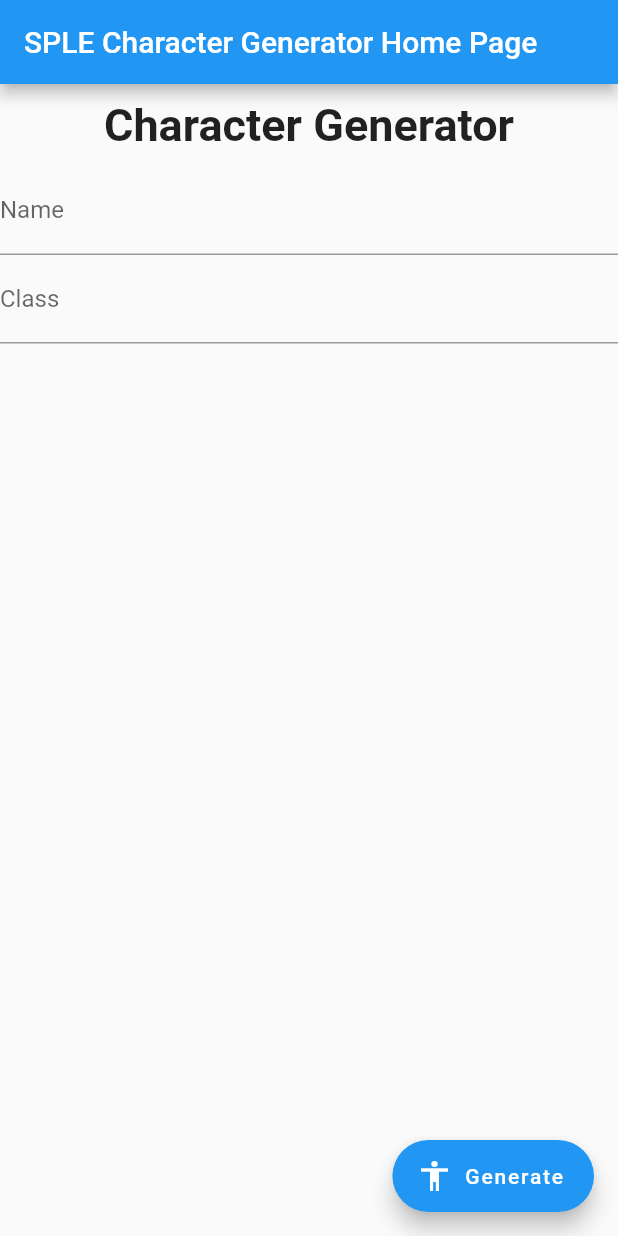
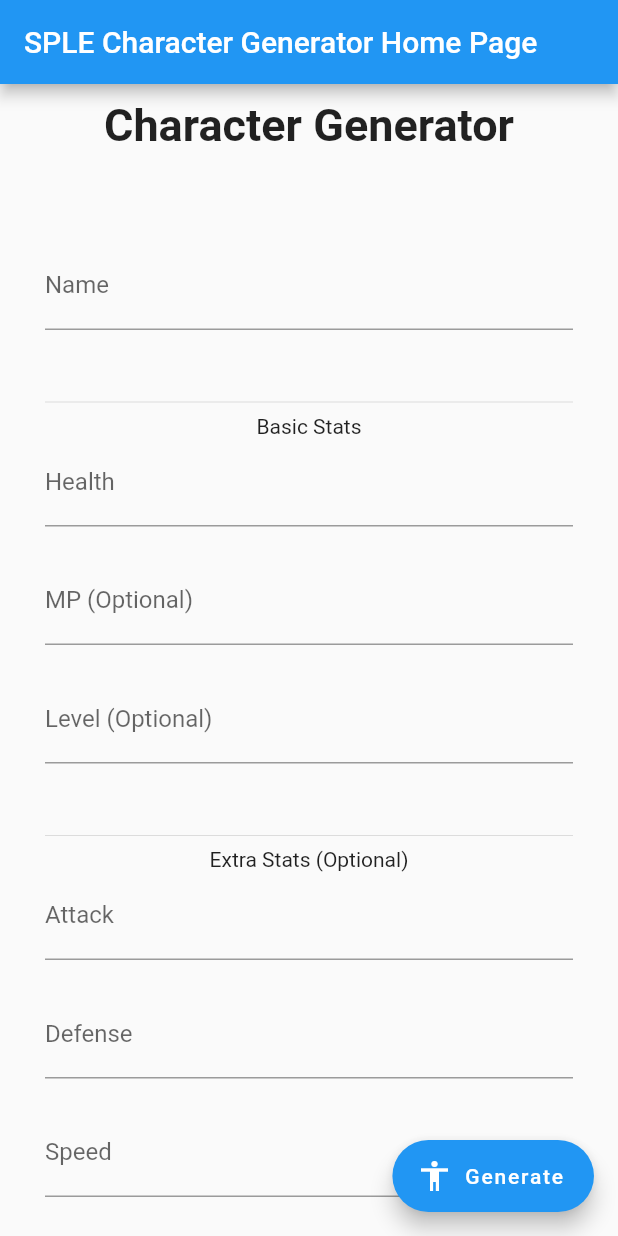
Before and after one commit to AndiALH/SPLE-Character-Generator, a Flutter app: the screen it shows after launch, on a phone screen of 412 x 824 dp. Run offline on Flutter 3.47's test engine with Material 2 defaults, Android fonts, the light colour scheme and no system bars; missing offline and left inert: dart:ffi.

Commit message:
edit form: adding another attributes, etc

```diff
--- a/lib/main.dart
+++ b/lib/main.dart
@@ -1,4 +1,7 @@
+import 'dart:ffi';
+
 import 'package:flutter/material.dart';
+import 'package:flutter/services.dart';
 
 void main() {
   runApp(const MyApp());
@@ -51,7 +54,20 @@ class _MyHomePageState extends State<MyHomePage> {
   //int _counter = 0;
 
   // all the variables to save the form value here
-  String _name = 'Character';
+  //String _name = 'Character';
+  Map<String, String?> stringFormInput = {
+    'name': 'character',
+    'class': 'warrior',
+  };
+
+  Map<String, int?> numberFormInput = {
+    'health': 10,
+    'mp': 10,
+    'level': 1,
+    'attack': 1,
+    'defense': 1,
+    'speed': 1,
+  };
 
   // Global key that uniquely identifies the Form widget
   // and allows validation of the form.
@@ -74,6 +90,8 @@ class _MyHomePageState extends State<MyHomePage> {
         ScaffoldMessenger.of(context).showSnackBar(
           const SnackBar(content: Text('Generating Character')),
         );
+        _formKey.currentState!.save();
+        //_name = "abi";
       }
     });
   }
@@ -122,8 +140,7 @@ class _MyHomePageState extends State<MyHomePage> {
         //     Image.asset('assets/images/0.png'),
         //   ],
         // ),
-        child: Column(
-          mainAxisAlignment: MainAxisAlignment.start,
+        child: ListView(
           children: <Widget>[
             Container(
               padding: const EdgeInsets.all(10),
@@ -135,12 +152,50 @@ class _MyHomePageState extends State<MyHomePage> {
             ),
             Form(
               key: _formKey,
-              child: Column(
-                children: <Widget>[
-                  // Add TextFormFields and ElevatedButton here.
-                  _characterFormTextInput('Name'),
-                  _characterFormTextInput('Class'),
-                ],
+              child: Container(
+                padding: const EdgeInsets.all(30),
+                child: Column(
+                  mainAxisAlignment: MainAxisAlignment.spaceEvenly,
+                  children: <Widget>[
+                    // Add TextFormFields and ElevatedButton here.
+                    const Padding(padding: EdgeInsets.all(10)),
+                    _characterFormTextInput('Name', true),
+                    const Padding(padding: EdgeInsets.all(20)),
+
+                    const Divider(),
+                    const Text("Basic Stats"),
+                    _characterFormNumberInput('Health', true),
+                    const Padding(padding: EdgeInsets.all(10)),
+                    _characterFormNumberInput('MP', false),
+                    const Padding(padding: EdgeInsets.all(10)),
+                    _characterFormNumberInput('Level', false),
+                    const Padding(padding: EdgeInsets.all(20)),
+
+                    const Divider(),
+                    const Text("Extra Stats (Optional)"),
+                    _characterFormNumberInput('Attack', true),
+                    const Padding(padding: EdgeInsets.all(10)),
+                    _characterFormNumberInput('Defense', true),
+                    const Padding(padding: EdgeInsets.all(10)),
+                    _characterFormNumberInput('Speed', true),
+                    const Padding(padding: EdgeInsets.all(20)),
+
+                    // For testing purposes
+                    Text("Name : " + stringFormInput["name"].toString()),
+                    const Padding(padding: EdgeInsets.all(5)),
+                    Text("Health : " + numberFormInput["health"].toString()),
+                    const Padding(padding: EdgeInsets.all(5)),
+                    Text("MP : " + numberFormInput["mp"].toString()),
+                    const Padding(padding: EdgeInsets.all(5)),
+                    Text("Level : " + numberFormInput["level"].toString()),
+                    const Padding(padding: EdgeInsets.all(5)),
+                    Text("Attack : " + numberFormInput["attack"].toString()),
+                    const Padding(padding: EdgeInsets.all(5)),
+                    Text("Defense : " + numberFormInput["defense"].toString()),
+                    const Padding(padding: EdgeInsets.all(5)),
+                    Text("Speed : " + numberFormInput["speed"].toString()),
+                  ],
+                ),
               ),
             )
           ],
@@ -155,18 +210,74 @@ class _MyHomePageState extends State<MyHomePage> {
     );
   }
 
-  Widget _characterFormTextInput(String fieldName) {
+  Widget _characterFormTextInput(String fieldName, bool required) {
+    String label = fieldName;
+    if (!required) {
+      label = label + " (Optional)";
+    }
+
     return TextFormField(
       decoration: InputDecoration(
-        labelText: fieldName,
+        labelText: label,
+        //border: UnderlineInputBorder(),
       ),
       // The validator receives the text that the user has entered.
       validator: (value) {
         if (value == null || value.isEmpty) {
-          return 'Please do not leave the field empty';
+          if (required) {
+            return 'Please do not leave the field empty';
+          } else {
+            // Do something that mark that the attributes arent included
+            stringFormInput[fieldName.toLowerCase()] = null;
+          }
         }
         return null;
       },
+      onSaved: (String? value) {
+        //_name = value.toString();
+        if (value != null && value.isNotEmpty) {
+          stringFormInput.remove(fieldName.toLowerCase());
+        }
+      },
+    );
+  }
+
+  Widget _characterFormNumberInput(String fieldName, bool required) {
+    String label = fieldName;
+    if (!required) {
+      label = label + " (Optional)";
+    }
+
+    return TextFormField(
+      decoration: InputDecoration(
+        labelText: label,
+        //border: UnderlineInputBorder(),
+      ),
+      // The validator receives the text that the user has entered.
+      validator: (value) {
+        if (value == null || value.isEmpty) {
+          if (required) {
+            return 'Please do not leave the field empty';
+          } else {
+            // Do something that mark that the attributes arent included
+            numberFormInput.remove(fieldName.toLowerCase());
+          }
+        } else if (int.parse(value) < 1) {
+          return 'Value cannot be less than 1';
+        }
+        return null;
+      },
+      onSaved: (value) {
+        //_name = value.toString();
+        if (value != null && value.isNotEmpty) {
+          numberFormInput[fieldName.toLowerCase()] =
+              int.parse(value.toString());
+        }
+      },
+      keyboardType: TextInputType.number,
+      inputFormatters: <TextInputFormatter>[
+        FilteringTextInputFormatter.digitsOnly
+      ],
     );
   }
 }
```
